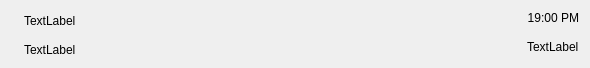
Above: dialog_item.ui from VladimirTakeda/ChatClient before the change. Below: the same form after it.
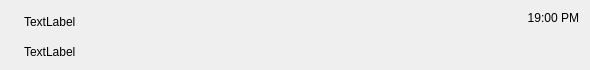
That is the form after the change. Icons and pictures are not drawn.

Commit message: fixed dialog widget filling

Diff of the .ui file:
```diff
--- a/dialog_item.ui
+++ b/dialog_item.ui
@@ -7,7 +7,7 @@
     <x>0</x>
     <y>0</y>
     <width>590</width>
-    <height>68</height>
+    <height>70</height>
    </rect>
   </property>
   <property name="sizePolicy">
@@ -118,7 +118,7 @@
        <item>
         <widget class="QLabel" name="label_5">
          <property name="text">
-          <string>TextLabel</string>
+          <string/>
          </property>
         </widget>
        </item>
```
The commit also changes 3 other files.
